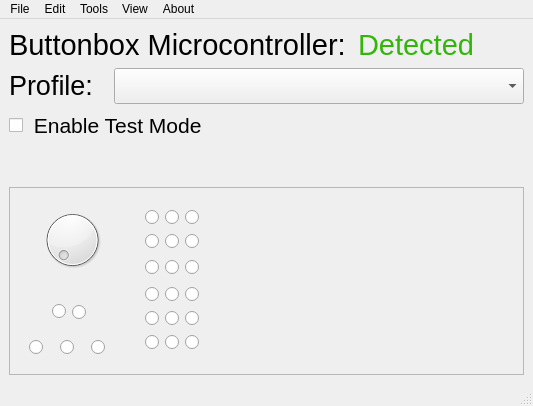
The window that client/buttonbox_client/ui/window.ui (TheCheese42/buttonbox) describes before a commit, drawn with Qt 5.
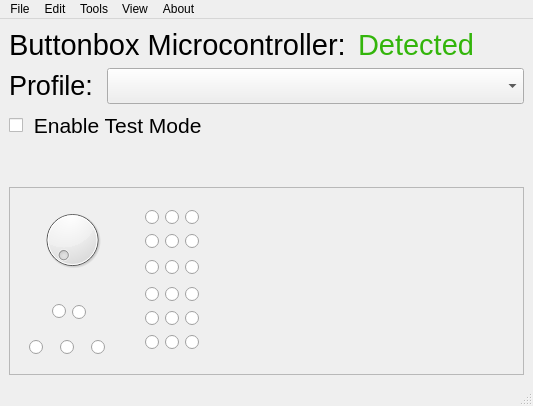
The same window after the commit. Icons and pictures are not drawn.

Commit message: fixed port combo box not being populated

The edit to the form file:
```diff
--- a/client/buttonbox_client/ui/window.ui
+++ b/client/buttonbox_client/ui/window.ui
@@ -120,6 +120,12 @@
       </item>
       <item>
        <widget class="QComboBox" name="profileCombo">
+        <property name="sizePolicy">
+         <sizepolicy hsizetype="MinimumExpanding" vsizetype="Fixed">
+          <horstretch>0</horstretch>
+          <verstretch>0</verstretch>
+         </sizepolicy>
+        </property>
         <property name="minimumSize">
          <size>
           <width>410</width>
```
Left out of the diff: 6 changed lines with no effect on the pictures. The commit also changes 1 other file.
